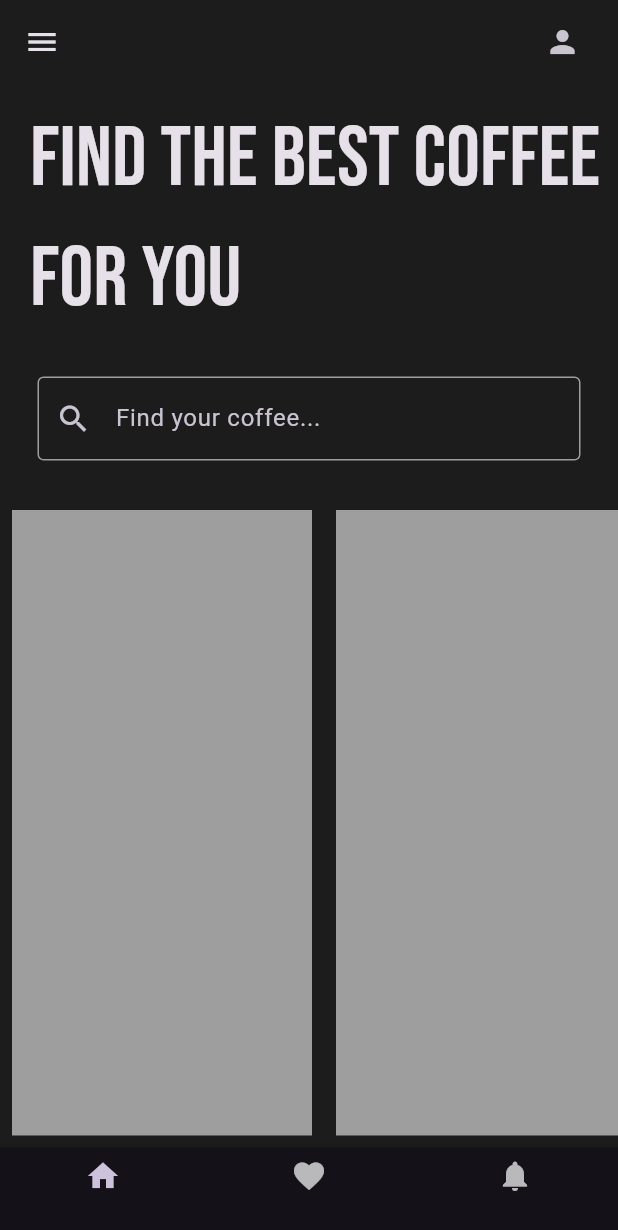
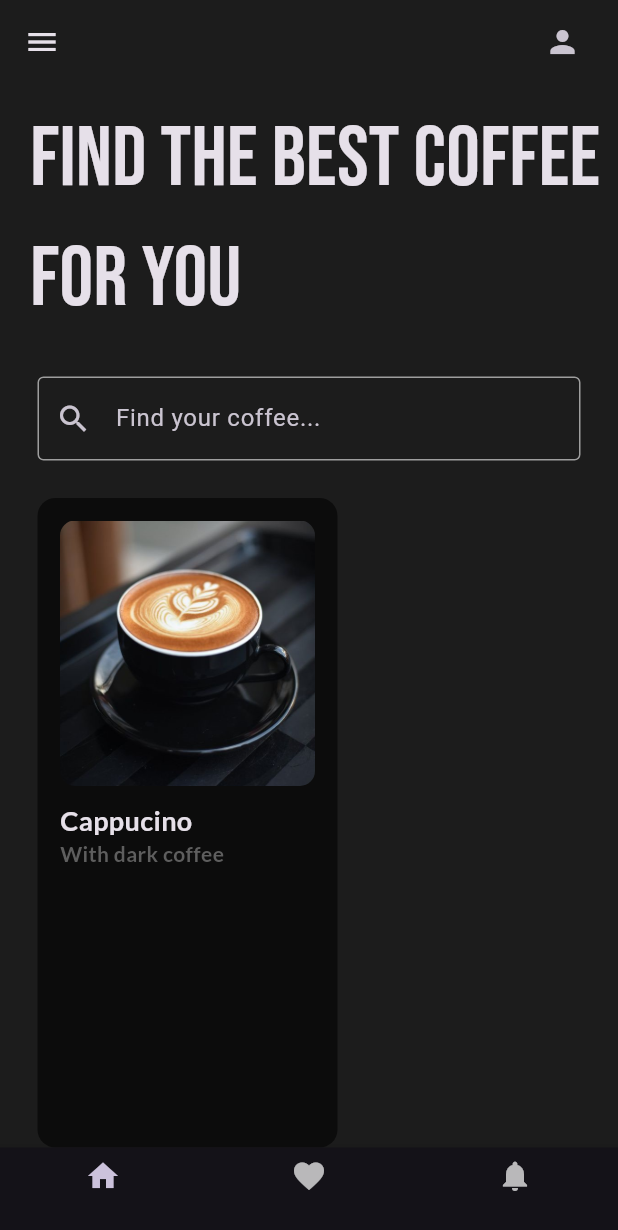
Before and after one commit to buddhimafernando/Coffee_app, a Flutter app: the screen it shows after launch, on a phone screen of 412 x 824 dp. Shown: the top 1230 px of the screen. Run offline on Flutter 3.47's test engine with Material 3 defaults, Android fonts, the phone set to English and light mode, and no system bars; our stand-ins replace google_fonts.

Commit message:
customizing the coffee tiles

```diff
--- a/lib/pages/home_page.dart
+++ b/lib/pages/home_page.dart
@@ -1,3 +1,4 @@
+import 'package:coffee_app/util/coffee_tile.dart';
 import 'package:flutter/material.dart';
 import 'package:google_fonts/google_fonts.dart';
 import 'package:flutter/painting.dart';
@@ -76,34 +77,7 @@ class _HomePageState extends State<HomePage> {
             child:ListView(
               scrollDirection: Axis.horizontal,
               children: [
-                Padding(
-                  padding: const EdgeInsets.all(8.0),
-                  child: Container(
-                    width: 200,
-                    color: Colors.grey,
-                  ),
-                ),
-                                Padding(
-                  padding: const EdgeInsets.all(8.0),
-                  child: Container(
-                    width: 200,
-                    color: Colors.grey,
-                  ),
-                ),
-                                Padding(
-                  padding: const EdgeInsets.all(8.0),
-                  child: Container(
-                    width: 200,
-                    color: Colors.grey,
-                  ),
-                ),
-                                Padding(
-                  padding: const EdgeInsets.all(8.0),
-                  child: Container(
-                    width: 200,
-                    color: Colors.grey,
-                  ),
-                )
+                CoffeeTile(),
               ],
             ))
         ],
--- a/lib/util/coffee_tile.dart
+++ b/lib/util/coffee_tile.dart
@@ -1,2 +1,48 @@
 import 'package:flutter/material.dart';
 import 'package:google_fonts/google_fonts.dart';
+
+class CoffeeTile extends StatelessWidget {
+  const CoffeeTile({super.key});
+
+  @override
+  Widget build(BuildContext context) {
+    return Padding(
+      padding: const EdgeInsets.only(left: 25.0),
+      child: Container(
+        padding: EdgeInsets.all(15.0),
+        width: 200,
+        decoration: BoxDecoration(
+          borderRadius: BorderRadius.circular(12),
+          color: Color.fromARGB(255, 12, 12, 12),
+          ),
+          child: Column(
+            crossAxisAlignment: CrossAxisAlignment.start,
+            children: [
+              // coffee image
+              ClipRRect(
+                borderRadius: BorderRadius.circular(10),
+                child: Image.asset('assets/images/Cappucino.jpg'),
+              ),
+              SizedBox(height: 10),
+
+              // coffee name
+              Text(
+                "Cappucino",
+                style: GoogleFonts.lato(
+                  fontSize: 18,
+                  fontWeight: FontWeight.bold),
+                ),
+              Text(
+                "With dark coffee",
+                style: GoogleFonts.lato(
+                  fontSize: 14,
+                  color: Color.fromARGB(255, 94, 94, 94),
+                  fontWeight: FontWeight.w700,
+                ),)
+
+            ],
+          ),
+      ),
+    );
+  }
+}
```
Also changed, not shown: assets/images/Cappucino.jpg, assets/images/Latte.jpg, assets/images/MilkCoffee.jpg.
